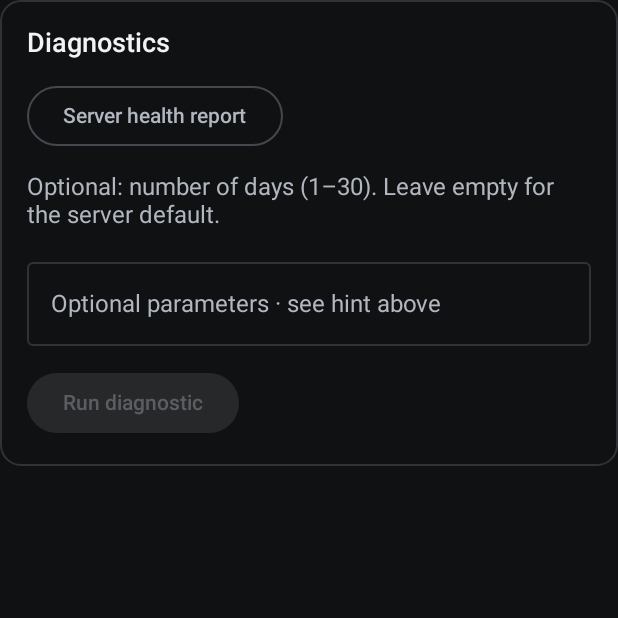
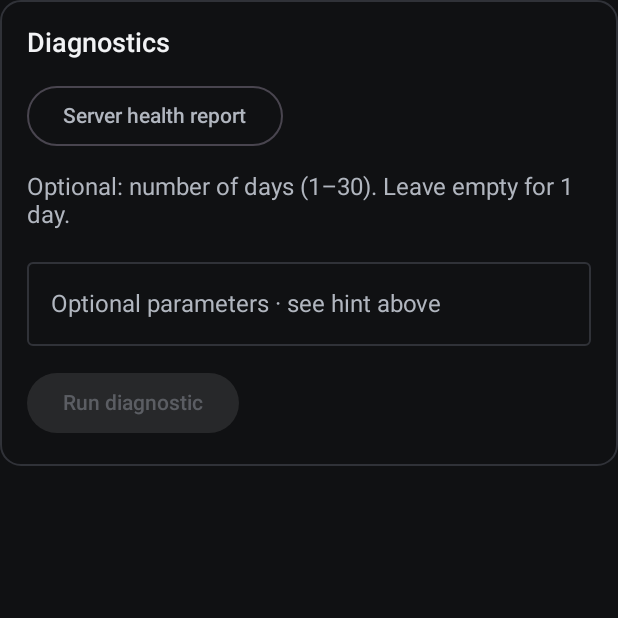
Before and after one commit to Mans230/RDPMonitor, an Android app built with Jetpack Compose: the composable Diagnostics shown on its own in the app's theme, on a phone screen of 412 x 824 dp, the top half of it. Run offline under Robolectric (Android 15) with nearby library versions, the phone set to English and light mode, and no system bars.

Commit message:
fix(android): match diagnostic hints to server parameters (#47)
Process reports require a name, large-file scans ignore a folder, and login history counts results rather than days.

```diff
--- a/android/app/src/main/java/io/github/mans230/rdpmonitor/feature/more/ManagementScreen.kt
+++ b/android/app/src/main/java/io/github/mans230/rdpmonitor/feature/more/ManagementScreen.kt
@@ -275,11 +275,12 @@ private fun existingValues(tool: Tool, state: AppState): Map<String, String> {
                 }
             }
         }
+        val argumentRequired = diagnosticRequiresArgument(selected)
         Text(diagnosticHint(selected), color = Muted)
-        OutlinedTextField(argument, { model.diagnosticInput(selected, it) }, label = { Text("Optional parameters · see hint above") }, modifier = Modifier.fillMaxWidth())
+        OutlinedTextField(argument, { model.diagnosticInput(selected, it) }, label = { Text(if (argumentRequired) "Required parameter · see hint above" else "Optional parameters · see hint above") }, modifier = Modifier.fillMaxWidth())
         val path = "/api/diag?op=$selected&arg=" + URLEncoder.encode(argument, "UTF-8")
         val running = path in state.diagnostics
-        Button(onClick = { model.loadDocuments(listOf(path)) }, enabled = !state.demo && state.administration && !running) { Text(if (running) "Diagnostic running…" else "Run diagnostic") }
+        Button(onClick = { model.loadDocuments(listOf(path)) }, enabled = !state.demo && state.administration && !running && (!argumentRequired || argument.isNotBlank())) { Text(if (running) "Diagnostic running…" else "Run diagnostic") }
         if (running) { LinearProgressIndicator(Modifier.fillMaxWidth()); Text("You can switch pages. This diagnostic keeps running.", color = Muted) }
         state.documentErrors[path]?.let { Notice(it, true) }
         state.documents[path]?.let { NativeDocument(it, openBrowser) }
```
Also changed, not shown: android/app/src/main/java/io/github/mans230/rdpmonitor/ui/components/UxText.kt (+10 -5 lines), 1 other file.
